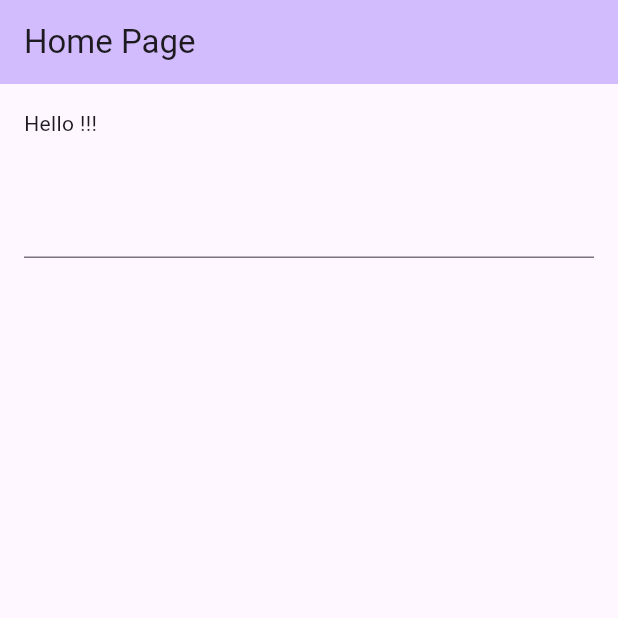
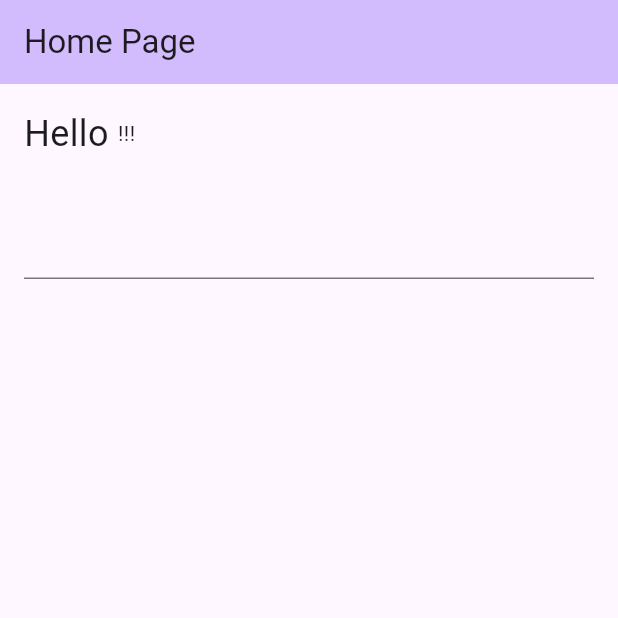
Before and after one commit to avd1729/Coffee-Masters-Flutter, a Flutter app: the screen it shows after launch, on a phone screen of 412 x 824 dp, the top half of it. Run offline on Flutter 3.47's test engine with Material 3 defaults, Android fonts, the phone set to English and light mode, and no system bars.

Commit message:
Test fontstyles

```diff
--- a/lib/main.dart
+++ b/lib/main.dart
@@ -42,7 +42,10 @@ class Greet extends StatefulWidget {
 }
 
 class _GreetState extends State<Greet> {
+
   var name = "";
+  var greetStyle = const TextStyle(fontSize: 24);
+
   @override
   Widget build(BuildContext context) {
     return Column(
@@ -51,7 +54,7 @@ class _GreetState extends State<Greet> {
           padding: const EdgeInsets.all(16.0),
           child: Row(
             children: [
-              Text("Hello $name"),
+              Text("Hello $name",style: greetStyle,),
               const Text("!!!"),
             ],
           ),
```
